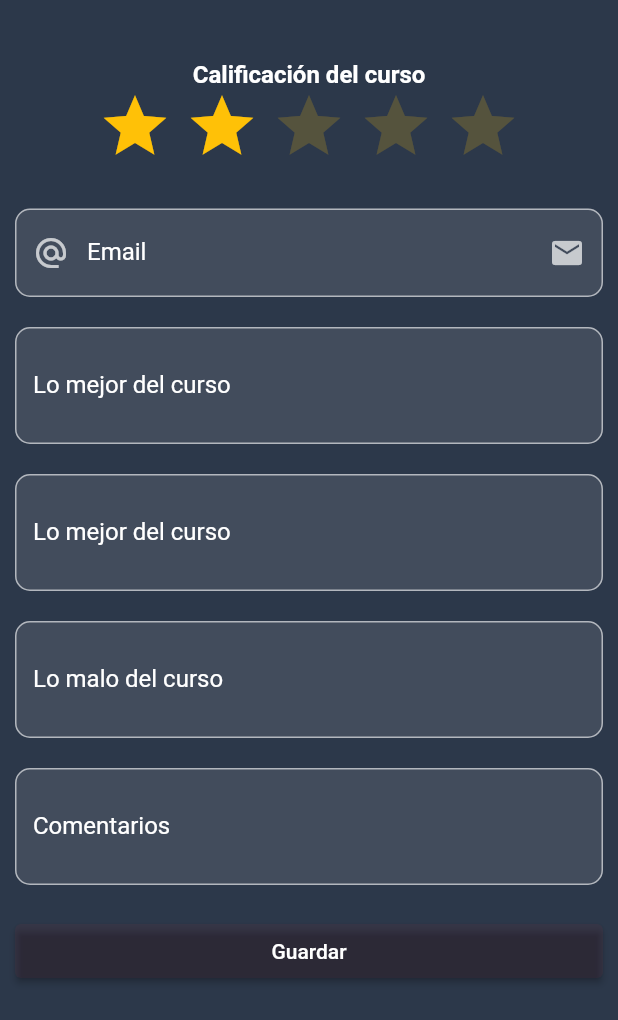
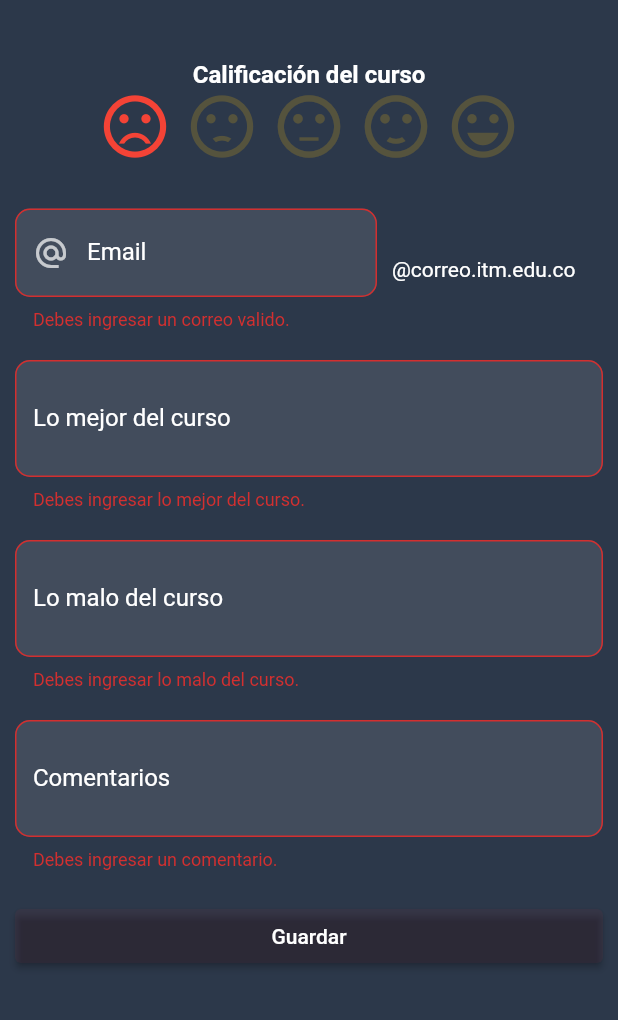
Before and after one commit to alejogo4/flutter-form, a Flutter app: the FormPage screen opened by its route, after a tap on "Guardar", on a phone screen of 412 x 824 dp. Shown: the top 1020 px of the screen. Run offline on Flutter 3.47's test engine with Material 2 defaults, Android fonts, the phone set to English and light mode, and no system bars; drawn by our look-alikes of flutter_rating_bar; our stand-ins replace adaptive_dialog, font_awesome_flutter, google_sign_in.

Commit message:
Finish app

```diff
--- a/lib/components/loader_component.dart
+++ b/lib/components/loader_component.dart
@@ -14,7 +14,6 @@ class LoaderComponent extends StatelessWidget {
         decoration: BoxDecoration(
           color: Colors.white,
           borderRadius: BorderRadius.circular(10),
-          border: Border.all(color: Colors.black),
         ),
         child: Column(
           mainAxisAlignment: MainAxisAlignment.center,
--- a/lib/pages/form_page.dart
+++ b/lib/pages/form_page.dart
@@ -1,3 +1,4 @@
+import 'package:adaptive_dialog/adaptive_dialog.dart';
 import 'package:flutter/cupertino.dart';
 import 'package:flutter/material.dart';
 import 'package:flutter_rating_bar/flutter_rating_bar.dart';
@@ -16,19 +17,21 @@ class FormPage extends StatefulWidget {
 }
 
 class _FormPageState extends State<FormPage> {
-  String _email = '';
+  int? id = 0;
+
+  final _email = TextEditingController();
   String _emailError = '';
   bool _emailShowError = false;
 
-  String _theBest = '';
+  final _theBest = TextEditingController();
   String __theBestError = '';
   bool __theBestShowError = false;
 
-  String _theWorst = '';
+  final _theWorst = TextEditingController();
   String _theWorstError = '';
   bool _theWorstShowError = false;
 
-  String _remarks = '';
+  final _remarks = TextEditingController();
   String _remarksError = '';
   bool _remarksShowError = false;
 
@@ -40,7 +43,7 @@ class _FormPageState extends State<FormPage> {
   late Polls responsePolls;
 
   late final _ratingController;
-  late double _rating;
+  late double _rating = 1;
 
 //Rating
   double _userRating = 3.0;
@@ -53,10 +56,38 @@ class _FormPageState extends State<FormPage> {
   bool _validateFields() {
     bool isValid = true;
 
-    if (_email.isEmpty) {
+    if (_email.text.isEmpty) {
       isValid = false;
       _emailShowError = true;
       _emailError = 'Debes ingresar tu email.';
+    }
+
+    bool emailValid = RegExp(
+            r'^(([^<>()[\]\\.,;:\s@\"]+(\.[^<>()[\]\\.,;:\s@\"]+)*)|(\".+\"))$')
+        .hasMatch(_email.text);
+
+    if (!emailValid) {
+      isValid = false;
+      _emailShowError = true;
+      _emailError = 'Debes ingresar un correo valido.';
+    }
+
+    if (_theBest.text.isEmpty) {
+      isValid = false;
+      __theBestShowError = true;
+      __theBestError = 'Debes ingresar lo mejor del curso.';
+    }
+
+    if (_theWorst.text.isEmpty) {
+      isValid = false;
+      _theWorstShowError = true;
+      _theWorstError = 'Debes ingresar lo malo del curso.';
+    }
+
+    if (_remarks.text.isEmpty) {
+      isValid = false;
+      _remarksShowError = true;
+      _remarksError = 'Debes ingresar un comentario.';
     }
 
     setState(() {});
@@ -64,13 +95,23 @@ class _FormPageState extends State<FormPage> {
   }
 
   @override
+  void dispose() {
+    // TODO: implement dispose
+    super.dispose();
+    _email.dispose();
+    _theBest.dispose();
+    _theWorst.dispose();
+    _remarks.dispose();
+  }
+
+  @override
   void initState() {
     super.initState();
-    Future(() {
+    Future(() async {
       _params =
           ModalRoute.of(context)!.settings.arguments! as Map<String, dynamic>;
+      fetchPolls(_params["token"]);
       setState(() {});
-      fetchPolls(_params["token"]);
     });
   }
 
@@ -84,18 +125,26 @@ class _FormPageState extends State<FormPage> {
             child: Column(
               mainAxisAlignment: MainAxisAlignment.center,
               children: <Widget>[
-                SizedBox(
+                const SizedBox(
                   height: 40,
                 ),
                 _showRating(),
-                _showEmail(),
-                _theBestField(),
+                Column(
+                  children: [
+                    Row(
+                      children: [
+                        _showEmail(),
+                        _prefixTxt(),
+                      ],
+                    ),
+                  ],
+                ),
                 _theBestField(),
                 _theWorstField(),
                 _remarksField(),
-                SizedBox(height: 10),
+                const SizedBox(height: 10),
                 _showButton(),
-                SizedBox(height: 20),
+                const SizedBox(height: 20),
               ],
             ),
           ),
@@ -116,77 +165,84 @@ class _FormPageState extends State<FormPage> {
     setState(() {
       _showLoader = false;
     });
+
+    id = responsePolls.id;
+    dynamic emailSplit = responsePolls?.email?.split("@");
+    _email.text = emailSplit?[0] ?? '';
+    _theBest.text = responsePolls.theBest ?? '';
+    _theWorst.text = responsePolls.theWorst ?? '';
+    _remarks.text = responsePolls.remarks ?? '';
+    _rating = double.parse(responsePolls.qualification.toString());
     setState(() {});
+  }
+
+  Widget _prefixTxt() {
+    return Text("@correo.itm.edu.co");
   }
 
   Widget _showEmail() {
     return Container(
-      padding: EdgeInsets.all(10),
+      width: (MediaQuery.of(context).size.width - 20) / 1.5,
+      padding: const EdgeInsets.all(10),
       child: TextField(
+        controller: _email,
         keyboardType: TextInputType.emailAddress,
         decoration: InputDecoration(
           filled: true,
           hintText: 'Ingresa tu email...',
           labelText: 'Email',
           errorText: _emailShowError ? _emailError : null,
-          labelStyle: TextStyle(color: Colors.white),
-          prefixIcon: Icon(Icons.alternate_email),
-          suffixIcon: Icon(Icons.email),
+          labelStyle: const TextStyle(color: Colors.white),
+          prefixIcon: const Icon(Icons.alternate_email),
           border: OutlineInputBorder(borderRadius: BorderRadius.circular(10)),
         ),
-        onChanged: (value) {
-          _email = value;
-        },
       ),
     );
   }
 
   Widget _theBestField() {
     return Container(
-      padding: EdgeInsets.all(10),
+      padding: const EdgeInsets.all(10),
       child: TextField(
+        controller: _theBest,
         maxLines: 2,
         keyboardType: TextInputType.text,
         decoration: InputDecoration(
           filled: true,
           hintText: 'Lo mejor del curso...',
           labelText: 'Lo mejor del curso',
-          labelStyle: TextStyle(color: Colors.white),
+          labelStyle: const TextStyle(color: Colors.white),
           errorText: __theBestShowError ? __theBestError : null,
           border: OutlineInputBorder(borderRadius: BorderRadius.circular(10)),
         ),
-        onChanged: (value) {
-          _theBest = value;
-        },
       ),
     );
   }
 
   Widget _theWorstField() {
     return Container(
-      padding: EdgeInsets.all(10),
+      padding: const EdgeInsets.all(10),
       child: TextField(
         maxLines: 2,
+        controller: _theWorst,
         keyboardType: TextInputType.text,
         decoration: InputDecoration(
           filled: true,
           hintText: 'Lo malo del curso...',
           labelText: 'Lo malo del curso',
-          labelStyle: TextStyle(color: Colors.white),
+          labelStyle: const TextStyle(color: Colors.white),
           errorText: _theWorstShowError ? _theWorstError : null,
           border: OutlineInputBorder(borderRadius: BorderRadius.circular(10)),
         ),
-        onChanged: (value) {
-          _theWorst = value;
-        },
       ),
     );
   }
 
   Widget _remarksField() {
     return Container(
-      padding: EdgeInsets.all(10),
+      padding: const EdgeInsets.all(10),
       child: TextField(
+        controller: _remarks,
         maxLines: 2,
         keyboardType: TextInputType.text,
         decoration: InputDecoration(
@@ -194,12 +250,9 @@ class _FormPageState extends State<FormPage> {
           hintText: 'Comentarios...',
           labelText: 'Comentarios',
           errorText: _remarksShowError ? _remarksError : null,
-          labelStyle: TextStyle(color: Colors.white),
+          labelStyle: const TextStyle(color: Colors.white),
           border: OutlineInputBorder(borderRadius: BorderRadius.circular(10)),
         ),
-        onChanged: (value) {
-          _remarks = value;
-        },
       ),
     );
   }
@@ -207,21 +260,50 @@ class _FormPageState extends State<FormPage> {
   Widget _showRating() {
     return Column(
       children: [
-        Text("Calificación del curso",
-            style: TextStyle(fontWeight: FontWeight.bold, fontSize: 16)),
+        const Text(
+          "Calificación del curso",
+          style: TextStyle(fontWeight: FontWeight.bold, fontSize: 16),
+        ),
         RatingBar.builder(
-          initialRating: _initialRating,
+          initialRating: _rating,
           minRating: 1,
           direction: _isVertical ? Axis.vertical : Axis.horizontal,
           allowHalfRating: true,
           unratedColor: Colors.amber.withAlpha(50),
           itemCount: 5,
           itemSize: 50.0,
-          itemPadding: EdgeInsets.symmetric(horizontal: 4.0),
-          itemBuilder: (context, _) => Icon(
-            _selectedIcon ?? Icons.star,
-            color: Colors.amber,
-          ),
+          itemPadding: const EdgeInsets.symmetric(horizontal: 4.0),
+          itemBuilder: (context, index) {
+            switch (index) {
+              case 0:
+                return const Icon(
+                  Icons.sentiment_very_dissatisfied,
+                  color: Colors.red,
+                );
+              case 1:
+                return const Icon(
+                  Icons.sentiment_dissatisfied,
+                  color: Colors.redAccent,
+                );
+              case 2:
+                return const Icon(
+                  Icons.sentiment_neutral,
+                  color: Colors.amber,
+                );
+              case 3:
+                return const Icon(
+                  Icons.sentiment_satisfied,
+                  color: Colors.lightGreen,
+                );
+              case 4:
+                return const Icon(
+                  Icons.sentiment_very_satisfied,
+                  color: Colors.green,
+                );
+              default:
+                return Container();
+            }
+          },
           onRatingUpdate: (rating) {
             setState(() {
               _rating = rating;
@@ -229,7 +311,7 @@ class _FormPageState extends State<FormPage> {
           },
           updateOnDrag: true,
         ),
-        SizedBox(height: 20),
+        const SizedBox(height: 20),
       ],
     );
   }
@@ -238,14 +320,49 @@ class _FormPageState extends State<FormPage> {
     return SizedBox(
       width: MediaQuery.of(context).size.width - 20,
       child: ElevatedButton(
-        child: Text("Guardar"),
+        child: const Text("Guardar"),
         style: ButtonStyle(
           backgroundColor: MaterialStateProperty.resolveWith<Color>(
               (Set<MaterialState> states) {
-            return Color(0xFF12E46);
+            return const Color(0xFF12E46);
           }),
         ),
-        onPressed: () => {},
+        onPressed: () async {
+          _emailShowError = false;
+          __theBestShowError = false;
+          _theWorstShowError = false;
+          _remarksShowError = false;
+          setState(() {});
+          if (!_validateFields()) {
+            return;
+          }
+          Polls poll = Polls(
+            email: _email.text + "@correo.itm.edu.co",
+            remarks: _remarks.text,
+            theBest: _theBest.text,
+            theWorst: _theWorst.text,
+            qualification: _rating.round(),
+            date: DateTime.now().toString(),
+            id: id!,
+          );
+          setState(() {
+            _showLoader = true;
+          });
+          Response response =
+              await _pollsProvider.saveOrUpdatePolls(poll, _params["token"]);
+          id = response.result.id;
+          await showAlertDialog(
+              context: context,
+              title: 'Registro exitoso',
+              message:
+                  'Se han registrado los datos de la encuesta de manera correcta',
+              actions: <AlertDialogAction>[
+                AlertDialogAction(key: null, label: 'Aceptar'),
+              ]);
+          setState(() {
+            _showLoader = false;
+          });
+        },
       ),
     );
   }
--- a/lib/pages/login_page.dart
+++ b/lib/pages/login_page.dart
@@ -2,6 +2,7 @@ import 'package:adaptive_dialog/adaptive_dialog.dart';
 import 'package:flutter/material.dart';
 import 'package:font_awesome_flutter/font_awesome_flutter.dart';
 import 'package:google_sign_in/google_sign_in.dart';
+import 'package:parcial_final/components/loader_component.dart';
 import 'package:parcial_final/pages/form_page.dart';
 import 'package:parcial_final/providers/login_provider.dart';
 import 'package:parcial_final/utils/colors.dart';
@@ -117,7 +118,10 @@ class _LoginPageState extends State<LoginPage> {
                       ),
                     ),
                     SizedBox(height: 20),
-                    _showGoogleLoginButton()
+                    _showGoogleLoginButton(),
+                    _showLoader
+                        ? LoaderComponent(text: 'Por favor espere...')
+                        : Container(),
                   ],
                 ),
               ),
--- a/lib/providers/polls_provider.dart
+++ b/lib/providers/polls_provider.dart
@@ -38,14 +38,14 @@ class PollsProvider extends Provider {
     return Response(isSuccess: true, result: Polls.fromJson(decodedJson));
   }
 
-  Future<Response> saveOrUpdatePolls(Polls poll) async {
+  Future<Response> saveOrUpdatePolls(Polls poll, Token token) async {
     Map<String, String> headers = {
-      "Content-Type": "application/json",
-      "Accept": "application/json"
+      'Content-Type': 'application/json',
+      'Authorization': 'bearer ${token.token}',
     };
     var url = Uri.parse(baseUrl + localPath);
     http.Response response =
-        await http.post(url, body: poll.toJson(), headers: headers);
+        await http.post(url, body: jsonEncode(poll), headers: headers);
 
     return Response(
         isSuccess: true, result: Polls.fromJson(jsonDecode(response.body)));
```
